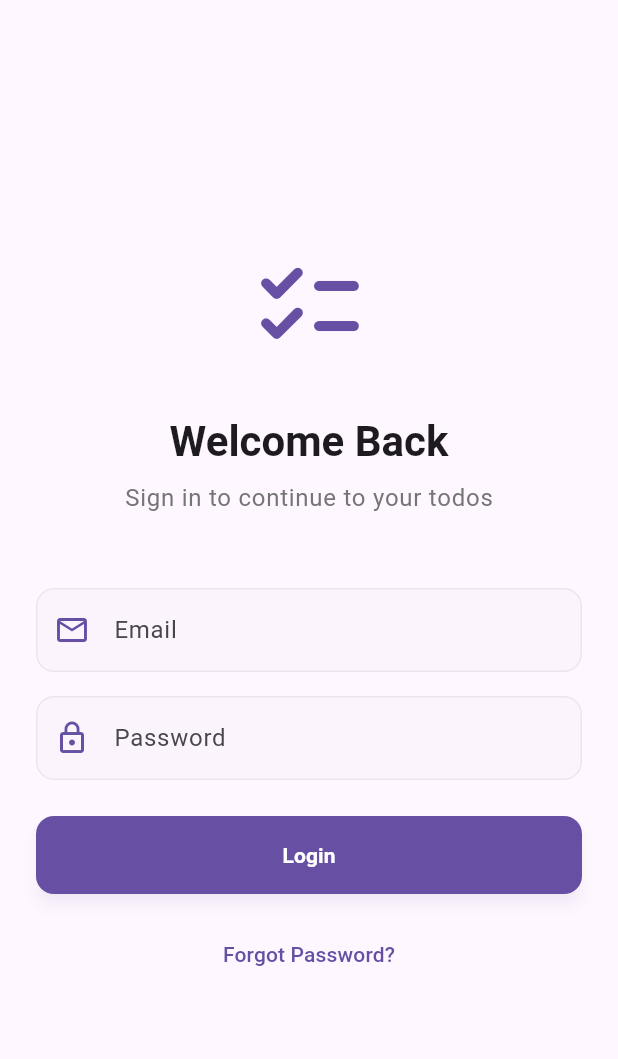
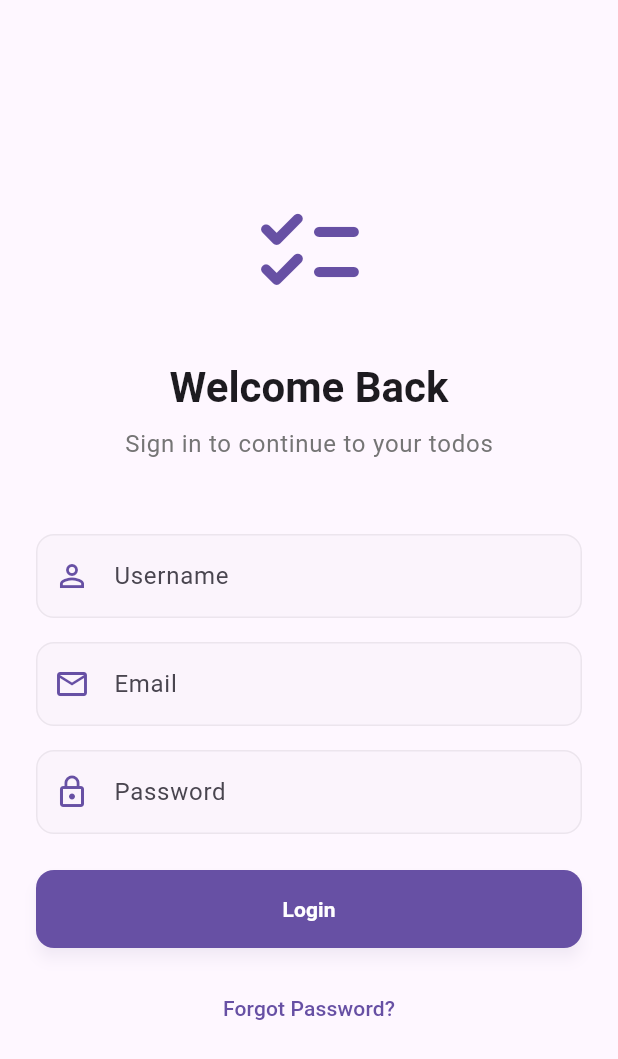
Before and after one commit to binitapkhrl/to-do, a Flutter app: the screen it shows after launch, on a phone screen of 412 x 824 dp. Shown: the top 1059 px of the screen. Run offline on Flutter 3.47's test engine with Material 3 defaults, Android fonts, the phone set to English and light mode, and no system bars; our stand-ins replace beamer, flutter_riverpod.

Commit message:
added login username changes

```diff
--- a/to_doapp/lib/app/router/app_router.dart
+++ b/to_doapp/lib/app/router/app_router.dart
@@ -20,7 +20,7 @@ static final routerDelegate = BeamerDelegate(
   initialPath: Routes.login,
   locationBuilder: BeamerLocationBuilder(
     beamLocations: [TodoLocation()],
-  ),
+  ).call,
   guards: [
     // PROTECT TODOS: Redirect to login if not authenticated
     BeamGuard(
--- a/to_doapp/lib/core/utils/login_utils.dart
+++ b/to_doapp/lib/core/utils/login_utils.dart
@@ -1,5 +1,14 @@
 
 class LoginUtils {
+   static String? validateUsername(String? value) {
+    if (value == null || value.isEmpty) {
+      return 'Username is required';
+    }
+    if (value.length < 3) {
+      return 'Username must be at least 3 characters';
+    }
+    return null;
+  }
   /// Validates an email address using a Regex pattern.
   static String? validateEmail(String? value) {
     if (value == null || value.isEmpty) {
--- a/to_doapp/lib/features/presentation/pages/todo_detail_page.dart
+++ b/to_doapp/lib/features/presentation/pages/todo_detail_page.dart
@@ -51,7 +51,7 @@ class TodoDetailPage extends ConsumerWidget {
             padding: const EdgeInsets.all(16.0),
             child: Card(
               elevation: 0, // Material 3 uses subtle tonal elevation
-              color: colorScheme.surfaceVariant.withOpacity(0.3), // Tonal theme color
+              color: colorScheme.surfaceContainerHighest.withAlpha(30), // Tonal theme color
               shape: RoundedRectangleBorder(
                 borderRadius: BorderRadius.circular(24),
                 side: BorderSide(color: colorScheme.outlineVariant), // Subtle border
@@ -81,8 +81,8 @@ class TodoDetailPage extends ConsumerWidget {
                       padding: const EdgeInsets.symmetric(horizontal: 12, vertical: 6),
                       decoration: BoxDecoration(
                         color: todo.completed
-                            ? Colors.green.withOpacity(0.1)
-                            : colorScheme.errorContainer.withOpacity(0.2),
+                            ? Colors.green.withAlpha(35)
+                            : colorScheme.errorContainer.withAlpha(30),
                         borderRadius: BorderRadius.circular(8),
                       ),
                       child: Text(
--- a/to_doapp/lib/features/presentation/pages/todo_login.dart
+++ b/to_doapp/lib/features/presentation/pages/todo_login.dart
@@ -18,11 +18,13 @@ class _LoginPageState extends ConsumerState<LoginPage> {
   final _formKey = GlobalKey<FormState>();
   final _emailController = TextEditingController();
   final _passwordController = TextEditingController();
+  final _usernameController = TextEditingController();
 
   @override
   void dispose() {
     _emailController.dispose();
     _passwordController.dispose();
+    _usernameController.dispose();
     super.dispose();
   }
 
@@ -32,6 +34,7 @@ class _LoginPageState extends ConsumerState<LoginPage> {
 
     if (_formKey.currentState!.validate()) {
       await ref.read(loginProvider.notifier).login(
+            _usernameController.text,
             _emailController.text,
             _passwordController.text,
           );
@@ -102,6 +105,16 @@ class _LoginPageState extends ConsumerState<LoginPage> {
                         ),
                   ),
                   const SizedBox(height: 48),
+                  CustomTextField(
+                    controller: _usernameController,
+                    label: 'Username',
+                    prefixIcon: Icons.person_outline,
+                    keyboardType: TextInputType.text,
+                    validator: LoginUtils.validateUsername,
+                    // Prevent editing while loading
+                    enabled: !loginState.isLoading,
+                  ),
+                  const SizedBox(height: 16),
 
                   CustomTextField(
                     controller: _emailController,
--- a/to_doapp/lib/features/state/login_provider.dart
+++ b/to_doapp/lib/features/state/login_provider.dart
@@ -11,11 +11,11 @@ class LoginNotifier extends StateNotifier<AsyncValue<void>> {
 
   LoginNotifier(this._repository, this._authState) : super(const AsyncData(null));
 
-  Future<void> login(String email, String password) async {
+  Future<void> login(String username, String email, String password) async {
     state = const AsyncLoading();
 
     try {
-      final success = await _repository.signIn(email, password);
+      final success = await _repository.signIn(username, email, password);
       if (success) {
         _authState.state = true; // Update the global auth state
         state = const AsyncData(null);
--- a/to_doapp/lib/features/todo/repository/auth_repository.dart
+++ b/to_doapp/lib/features/todo/repository/auth_repository.dart
@@ -1,7 +1,7 @@
 // lib/features/auth/data/auth_repository.dart
 import 'package:flutter_riverpod/flutter_riverpod.dart';
 class AuthRepository {
-  Future<bool> signIn(String email, String password) async {
+  Future<bool> signIn(String username,String email, String password) async {
     // Simulate network delay
     await Future.delayed(const Duration(seconds: 2));
 
```
